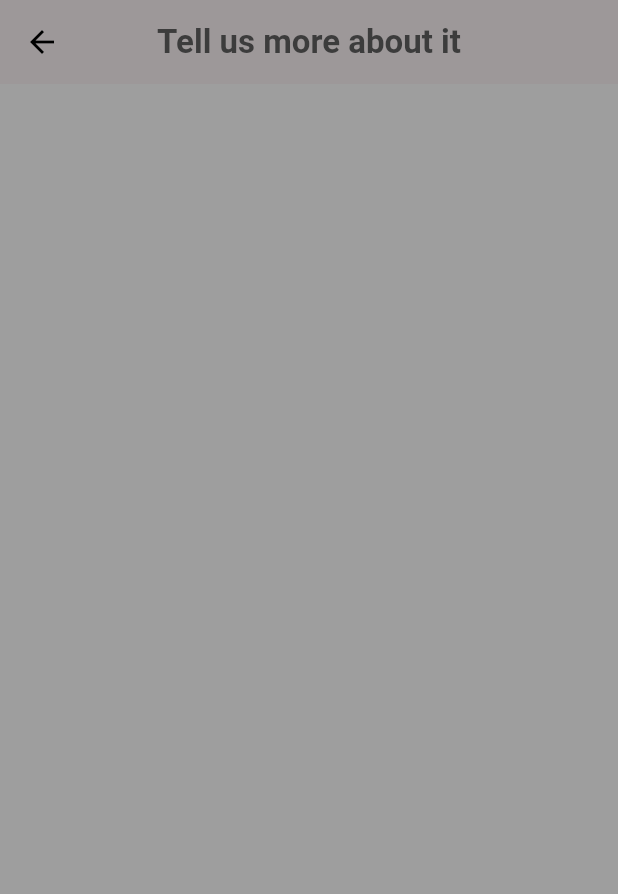
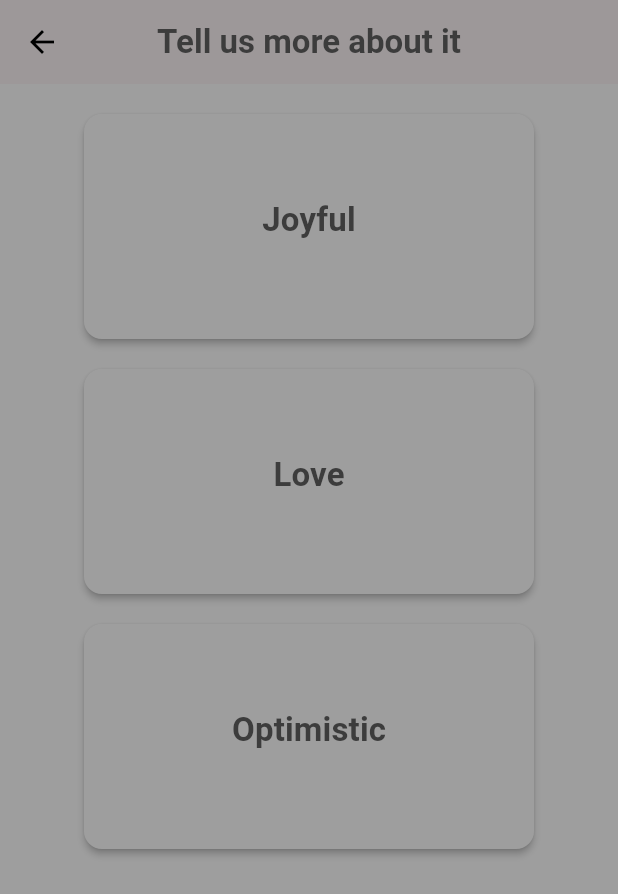
Before and after one commit to NikitaKiran/WellNest, a Flutter app: the SubChoiceScreen screen opened directly with empty values, on a phone screen of 412 x 824 dp. Shown: the top 894 px of the screen. Run offline on Flutter 3.47's test engine with Material 2 defaults, Android fonts, the phone set to English and light mode, and no system bars; our stand-ins replace animated_text_kit, audioplayers, cloud_firestore, firebase_auth, firebase_core, google_fonts; missing offline and left inert: dart:js; accounts and stored records are empty.

Commit message:
added the sub choice screen draft

```diff
--- a/wellnest/lib/views/sub_choice.dart
+++ b/wellnest/lib/views/sub_choice.dart
@@ -26,12 +26,107 @@ class _SubChoiceScreenState extends State<SubChoiceScreen> {
         fontWeight: FontWeight.bold),
         ),
       ),
-      body: Padding(
-        padding: const EdgeInsets.all(16.0),
-        child: Column(
-          crossAxisAlignment: CrossAxisAlignment.center,
-        ),
-      ),
+
+      body: SingleChildScrollView(
+        child: SafeArea(
+            child:
+                Column(crossAxisAlignment: CrossAxisAlignment.start, children: [
+          Padding(
+            padding: const EdgeInsets.all(20.0),
+            child: Center(
+              child: Wrap(
+                spacing: 20.0,
+                runSpacing: 20.0,
+                children: [
+                  SizedBox(
+                    width: 300.0,
+                    height: 150.0,
+                    child: ElevatedButton(
+                      onPressed: () {},
+                      style: ElevatedButton.styleFrom(
+                        backgroundColor: emotionColor,
+                        elevation: 2.0,
+                        shape: RoundedRectangleBorder(
+                            borderRadius: BorderRadius.circular(12.0)),
+                      ),
+                      child: Center(
+                        child: Padding(
+                          padding: const EdgeInsets.all(55.0),
+                          child: Column(
+                            children: [
+                              const Text("Joyful",
+                                  style: TextStyle(
+                                      color: Color.fromARGB(255, 60, 60, 60),
+                                      fontWeight: FontWeight.bold,
+                                      fontSize: 22.0))
+                            ],
+                          ),
+                        ),
+                      ),
+                    ),
+                  ),
+                  SizedBox(
+                    width: 300.0,
+                    height: 150.0,
+                    child: ElevatedButton(
+                      onPressed: () {},
+                      style: ElevatedButton.styleFrom(
+                        backgroundColor: emotionColor,
+                        elevation: 2.0,
+                        shape: RoundedRectangleBorder(
+                            borderRadius: BorderRadius.circular(12.0)),
+                      ),
+                      child: Center(
+                        child: Padding(
+                          padding: const EdgeInsets.all(55.0),
+                          child: Column(
+                            children: [
+                              const Text("Love",
+                                  style: TextStyle(
+                                      color: Color.fromARGB(255, 60, 60, 60),
+                                      fontWeight: FontWeight.bold,
+                                      fontSize: 22.0))
+                            ],
+                          ),
+                        ),
+                      ),
+                    ),
+                  ),
+
+                  SizedBox(
+                    width: 300.0,
+                    height: 150.0,
+                    child: ElevatedButton(
+                      onPressed: () {},
+                      style: ElevatedButton.styleFrom(
+                        backgroundColor: emotionColor,
+                        elevation: 2.0,
+                        shape: RoundedRectangleBorder(
+                            borderRadius: BorderRadius.circular(12.0)),
+                      ),
+                      child: Center(
+                        child: Padding(
+                          padding: const EdgeInsets.all(55.0),
+                          child: Column(
+                            children: [
+                              const Text("Optimistic",
+                                  style: TextStyle(
+                                      color: Color.fromARGB(255, 60, 60, 60),
+                                      fontWeight: FontWeight.bold,
+                                      fontSize: 22.0))
+                            ],
+                          ),
+                        ),
+                      ),
+                    ),
+                  ),
+
+                ],
+              ),
+            ),
+          )
+        ])),
+      )
     );
   }
 }
```
